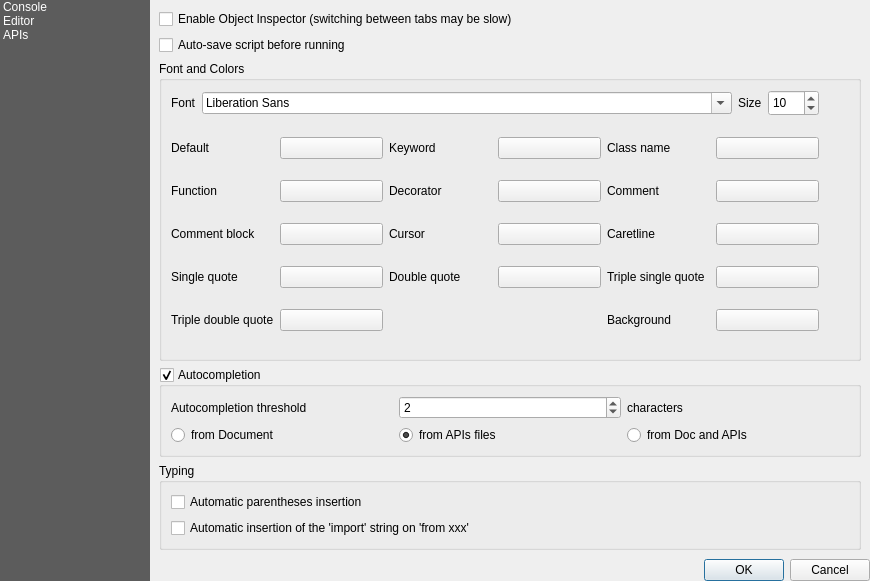
Before: the Qt Designer form python/console/console_settings.ui in qgis/QGIS, drawn with Qt 5.
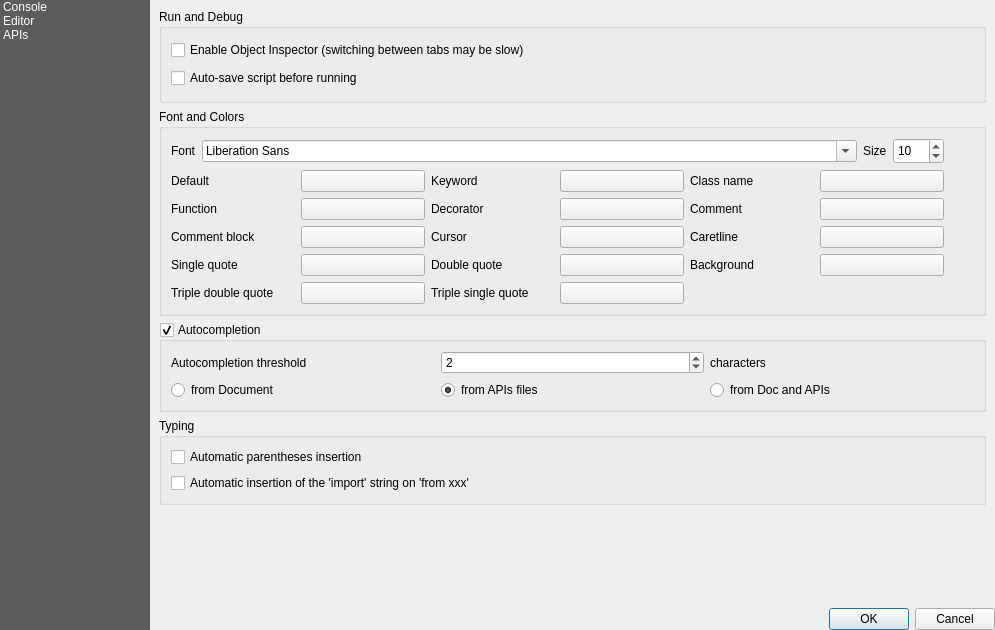
After: the same form once the commit is applied. The open tabs and pages were chosen to show the change. Icons and pictures are not drawn. Custom widgets are drawn as their Qt base class.

Commit message: [python console] improve settings UI - improve UI spacing - harmonize reset icon

What changed in the file:
```diff
--- a/python/console/console_settings.ui
+++ b/python/console/console_settings.ui
@@ -9,8 +9,8 @@
    <rect>
     <x>0</x>
     <y>0</y>
-    <width>870</width>
-    <height>581</height>
+    <width>995</width>
+    <height>630</height>
    </rect>
   </property>
   <property name="sizePolicy">
@@ -644,6 +644,24 @@
             <number>0</number>
            </property>
            <item row="0" column="0">
+            <widget class="QgsCollapsibleGroupBox" name="groupBoxRunDebugEditor">
+             <property name="sizePolicy">
+              <sizepolicy hsizetype="MinimumExpanding" vsizetype="MinimumExpanding">
+               <horstretch>0</horstretch>
+               <verstretch>0</verstretch>
+              </sizepolicy>
+             </property>
+             <property name="title">
+              <string>Run and Debug</string>
+             </property>
+             <property name="collapsed" stdset="0">
+              <bool>false</bool>
+             </property>
+             <property name="saveCollapsedState" stdset="0">
+              <bool>true</bool>
+             </property>
+             <layout class="QGridLayout" name="gridLayout_14">
+              <item row="0" column="0">
             <widget class="QCheckBox" name="enableObjectInspector">
              <property name="text">
               <string>Enable Object Inspector (switching between tabs may be slow)</string>
@@ -660,7 +678,10 @@
              </property>
             </widget>
            </item>
-           <item row="2" column="0">
+             </layout>
+            </widget>
+           </item>
+           <item row="1" column="0">
             <widget class="QgsCollapsibleGroupBox" name="groupBoxFontColorEditor">
              <property name="sizePolicy">
               <sizepolicy hsizetype="MinimumExpanding" vsizetype="MinimumExpanding">
@@ -890,14 +911,14 @@
                   </property>
                  </widget>
                 </item>
-                <item row="3" column="4">
+                <item row="4" column="2">
                  <widget class="QLabel" name="label_34">
                   <property name="text">
                    <string>Triple single quote</string>
                   </property>
                  </widget>
                 </item>
-                <item row="3" column="5">
+                <item row="4" column="3">
                  <widget class="QgsColorButton" name="tripleSingleQuoteFontColorEditor">
                   <property name="text">
                    <string/>
@@ -918,14 +939,14 @@
                   </property>
                  </widget>
                 </item>
-                <item row="4" column="4">
+                <item row="3" column="4">
                  <widget class="QLabel" name="label_21">
                   <property name="text">
                    <string>Background</string>
                   </property>
                  </widget>
                 </item>
-                <item row="4" column="5">
+                <item row="3" column="5">
                  <widget class="QgsColorButton" name="paperBackgroundColorEditor">
                   <property name="text">
                    <string/>
@@ -967,7 +988,7 @@
              </layout>
             </widget>
            </item>
-           <item row="3" column="0">
+           <item row="2" column="0">
             <widget class="QgsCollapsibleGroupBox" name="groupBoxAutoCompletionEditor">
              <property name="title">
               <string>Autocompletion</string>
@@ -1052,7 +1073,7 @@
              </layout>
             </widget>
            </item>
-           <item row="4" column="0">
+           <item row="3" column="0">
             <widget class="QgsCollapsibleGroupBox" name="groupBox_5">
              <property name="title">
               <string>Typing</string>
@@ -1085,6 +1106,19 @@
              </layout>
             </widget>
            </item>
+           <item row="5" column="0">
+            <spacer name="verticalSpacer">
+             <property name="orientation">
+              <enum>Qt::Vertical</enum>
+             </property>
+             <property name="sizeHint" stdset="0">
+              <size>
+               <width>20</width>
+               <height>0</height>
+              </size>
+             </property>
+            </spacer>
+           </item>
           </layout>
          </widget>
         </widget>
```
Left out of the diff: 25 changed lines with no effect on the pictures. Lines whose indentation alone changed are shown as unchanged. The commit also changes 3 other files.
